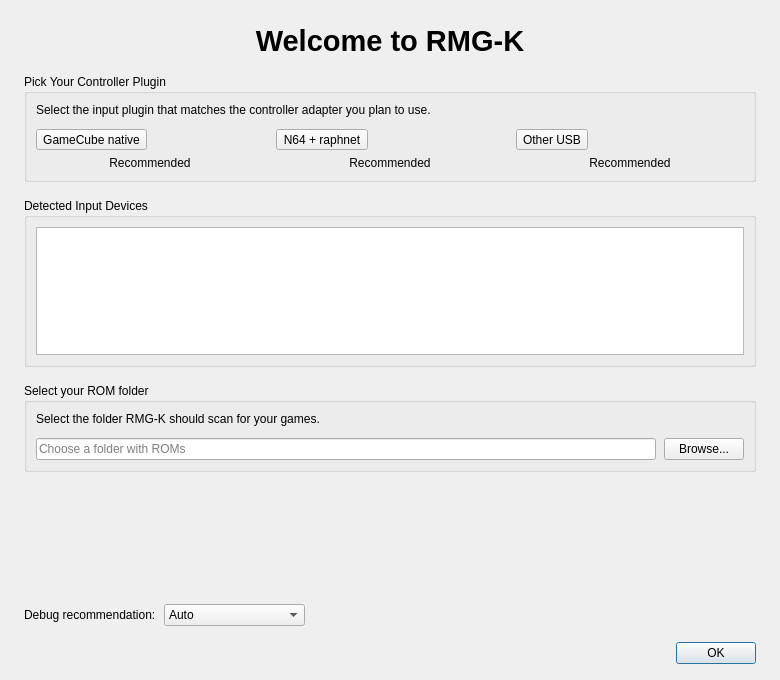
Above: Source/RMG/UserInterface/Dialog/FirstLaunchDialog.ui from nickthename/RMG-K before the change. Below: the same form after it.
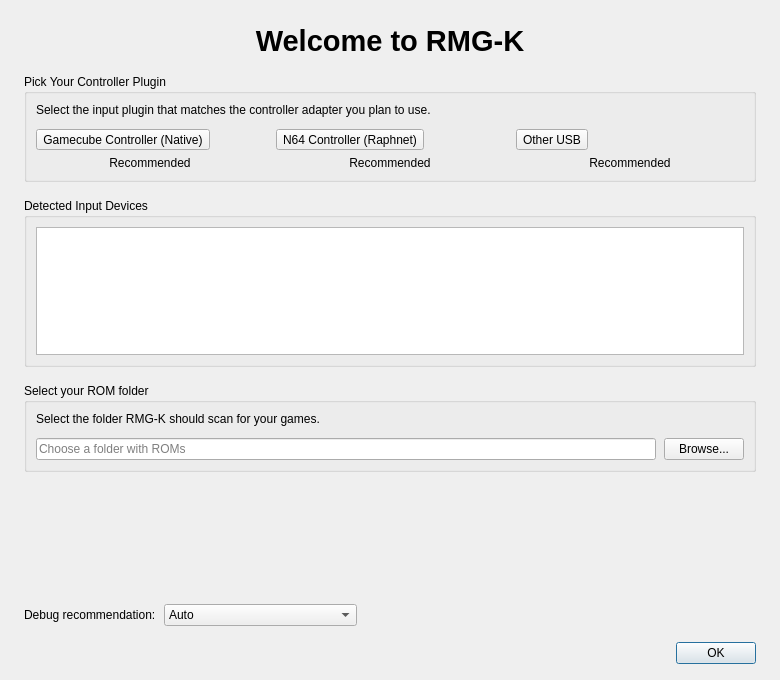
That is the form after the change.

Patch:
```diff
--- a/Source/RMG/UserInterface/Dialog/FirstLaunchDialog.ui
+++ b/Source/RMG/UserInterface/Dialog/FirstLaunchDialog.ui
@@ -82,7 +82,7 @@
           <item>
            <widget class="QToolButton" name="gamecubeButton">
             <property name="text">
-             <string>GameCube native</string>
+             <string>Gamecube Controller (Native)</string>
             </property>
             <property name="toolButtonStyle">
              <enum>Qt::ToolButtonStyle::ToolButtonTextUnderIcon</enum>
@@ -112,7 +112,7 @@
           <item>
            <widget class="QToolButton" name="raphnetButton">
             <property name="text">
-             <string>N64 + raphnet</string>
+             <string>N64 Controller (Raphnet)</string>
             </property>
             <property name="toolButtonStyle">
              <enum>Qt::ToolButtonStyle::ToolButtonTextUnderIcon</enum>
@@ -285,12 +285,12 @@
        </item>
        <item>
         <property name="text">
-         <string>Raphnet</string>
+         <string>N64 Controller (Raphnet)</string>
         </property>
        </item>
        <item>
         <property name="text">
-         <string>GameCube native</string>
+         <string>Gamecube Controller (Native)</string>
         </property>
        </item>
        <item>
```
